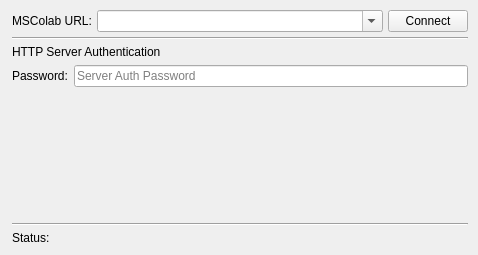
Above: mslib/msui/ui/ui_mscolab_connect_dialog.ui from Open-MSS/MSS before the change. Below: the same form after it.
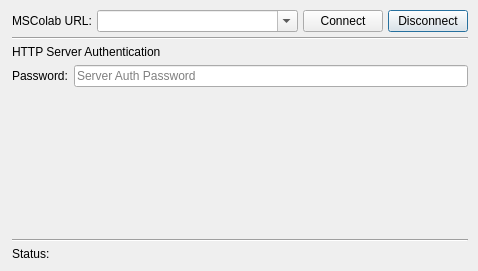
That is the form after the change.

Commit message:
Added Return as shortcut to connect/login buttons.
Fix #1937

added a disconnect button

login btn needs autodefault and focus

Patch:
```diff
--- a/mslib/msui/ui/ui_mscolab_connect_dialog.ui
+++ b/mslib/msui/ui/ui_mscolab_connect_dialog.ui
@@ -7,7 +7,7 @@
     <x>0</x>
     <y>0</y>
     <width>478</width>
-    <height>255</height>
+    <height>271</height>
    </rect>
   </property>
   <property name="windowTitle">
@@ -30,7 +30,7 @@
     <number>10</number>
    </property>
    <item>
-    <layout class="QHBoxLayout" name="horizontalLayout_2" stretch="0,1,0">
+    <layout class="QHBoxLayout" name="horizontalLayout_2" stretch="0,1,0,0">
      <item>
       <widget class="QLabel" name="urlLabel">
        <property name="text">
@@ -61,6 +61,13 @@
        </property>
       </widget>
      </item>
+     <item>
+      <widget class="QPushButton" name="disconnectBtn">
+       <property name="text">
+        <string>Disconnect</string>
+       </property>
+      </widget>
+     </item>
     </layout>
    </item>
    <item>
```
Left out of the diff: 6 changed lines with no effect on the pictures. The commit also changes 3 other files.
